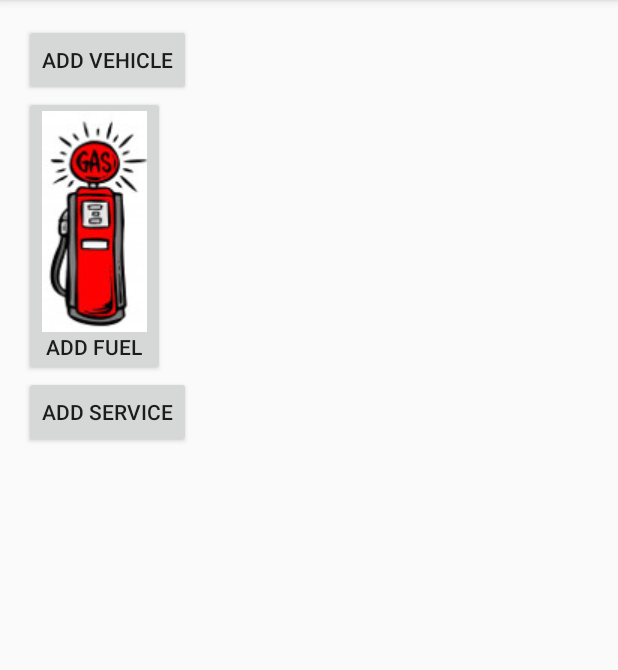
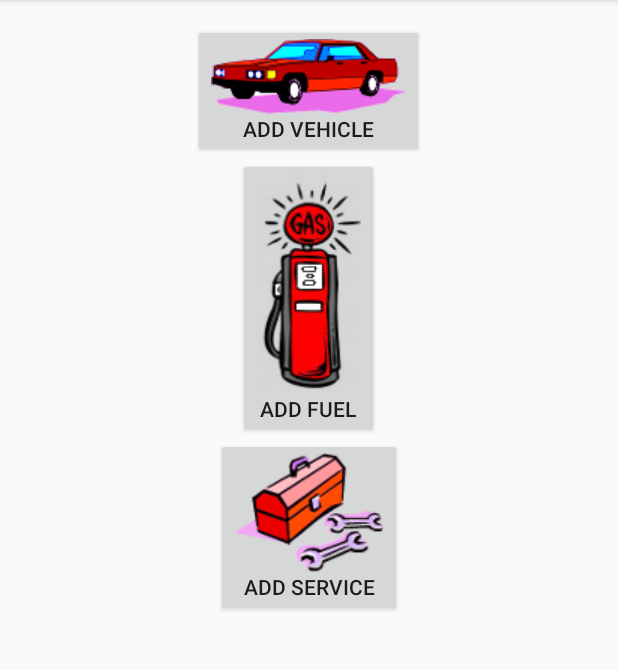
Before and after one commit to edwardcrane/VehicleServiceHistory, an Android app: the screen it shows after launch (MainActivity), on a phone screen of 412 x 824 dp, the part 84-754 px from its top. Run offline under Robolectric (Android 15) with nearby library versions, the phone set to English and light mode, and no system bars.

Commit message:
Added Clipart and clipart buttons for Vehicle, FuelEvent and ServiceEvent

```diff
--- a/app/src/main/res/layout/activity_main.xml
+++ b/app/src/main/res/layout/activity_main.xml
@@ -10,6 +10,8 @@
         android:layout_width="wrap_content"
         android:layout_height="wrap_content"
         android:text="@string/add_vehicle_hint"
+        android:drawableTop="@drawable/car_trans_130x50"
+        android:layout_centerHorizontal="true"
         android:onClick="onAddVehicle"/>
 
     <Button
@@ -18,8 +20,9 @@
         android:layout_height="wrap_content"
         android:layout_below="@+id/activity_main_add_vehicle_button"
         android:text="@string/add_fuel_hint"
+        android:layout_centerHorizontal="true"
         android:onClick="onAddFuel"
-        android:drawableTop="@drawable/gas_pump_clip_art_70x147"/>
+        android:drawableTop="@drawable/gas_pump_clip_art_trans_70x147"/>
 
     <Button
         android:id="@+id/activity_main_add_service_button"
@@ -27,6 +30,8 @@
         android:layout_height="wrap_content"
         android:layout_below="@+id/activity_main_add_fuel_button"
         android:text="@string/add_service_hint"
+        android:layout_centerHorizontal="true"
+        android:drawableTop="@drawable/toolbox_trans_100x79"
         android:onClick="onAddService"/>
 
 </RelativeLayout>
--- a/app/src/main/res/layout/fragment_vehicle.xml
+++ b/app/src/main/res/layout/fragment_vehicle.xml
@@ -4,7 +4,7 @@
     android:layout_width="match_parent"
     android:layout_height="match_parent">
 
-    <!-- TODO: CONVERT THIS TO A DROP DOWN WITH A FEW SELECTIONS (CAR, MOTORCYCLE, TRUCK, ?)-->
+    <!-- TODO: CONVERT THIS TO A DROP DOWN WITH A FEW SELECTIONS (car_300x300, MOTORCYCLE, TRUCK, ?)-->
     <Spinner
         android:id="@+id/vehicle_type_edittext"
         android:layout_width="wrap_content"
```
Also changed, not shown: app/src/main/res/drawable/car_300x300.png (added), app/src/main/res/drawable/car_clipart_1024x1024.png (added), app/src/main/res/drawable/car_trans_130x50.png (added), app/src/main/res/drawable/car_trans_259x100.png (added), app/src/main/res/drawable/car_trans_300x300.png (added), app/src/main/res/drawable/gas_pump_clip_art_trans_70x147.png (added), app/src/main/res/drawable/toolbox_461x364.jpeg (added), app/src/main/res/drawable/toolbox_trans_100x79.png (added), app/src/main/res/drawable/toolbox_trans_461x364.png (added).
